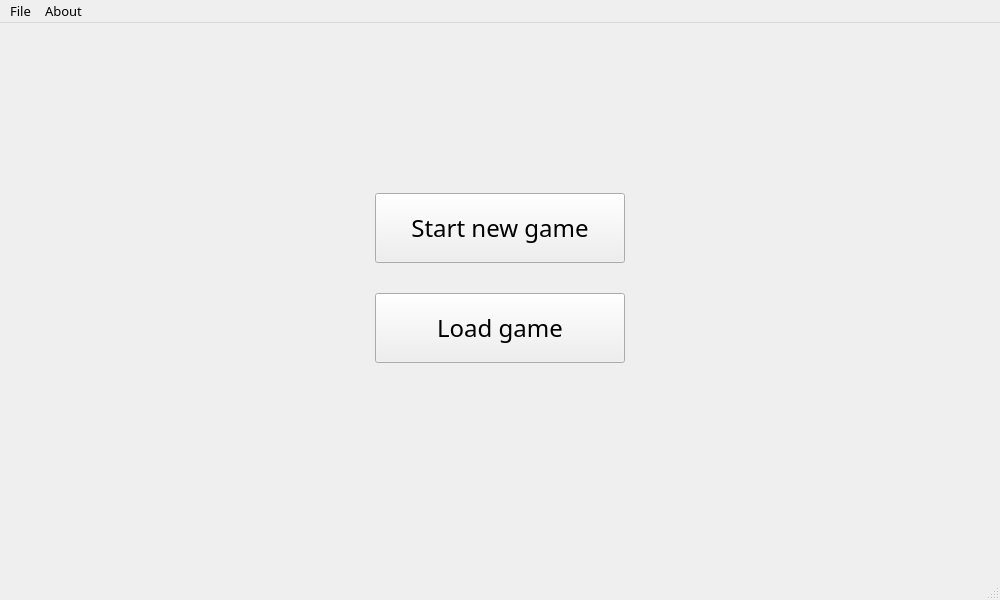
Above: src/forms/mainwindow.ui from Gregoire-perso/skychecs before the change. Below: the same form after it.
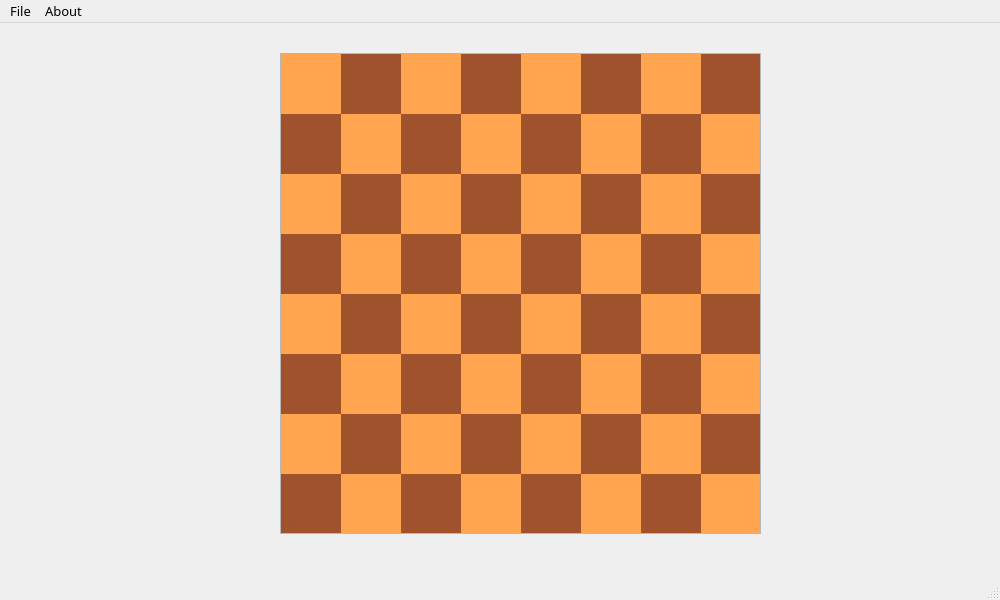
That is the form after the change. Icons and pictures are not drawn.

```diff
--- a/src/forms/mainwindow.ui
+++ b/src/forms/mainwindow.ui
@@ -2288,6 +2288,911 @@
      <string>Load game</string>
     </property>
    </widget>
+   <widget class="QTableWidget" name="chessBoard">
+    <property name="geometry">
+     <rect>
+      <x>280</x>
+      <y>30</y>
+      <width>481</width>
+      <height>481</height>
+     </rect>
+    </property>
+    <property name="autoFillBackground">
+     <bool>false</bool>
+    </property>
+    <property name="verticalScrollBarPolicy">
+     <enum>Qt::ScrollBarAlwaysOff</enum>
+    </property>
+    <property name="horizontalScrollBarPolicy">
+     <enum>Qt::ScrollBarAlwaysOff</enum>
+    </property>
+    <property name="sizeAdjustPolicy">
+     <enum>QAbstractScrollArea::AdjustToContents</enum>
+    </property>
+    <property name="autoScroll">
+     <bool>true</bool>
+    </property>
+    <property name="autoScrollMargin">
+     <number>50</number>
+    </property>
+    <property name="editTriggers">
+     <set>QAbstractItemView::AnyKeyPressed|QAbstractItemView::DoubleClicked|QAbstractItemView::EditKeyPressed</set>
+    </property>
+    <property name="tabKeyNavigation">
+     <bool>true</bool>
+    </property>
+    <property name="showDropIndicator" stdset="0">
+     <bool>true</bool>
+    </property>
+    <property name="dragEnabled">
+     <bool>false</bool>
+    </property>
+    <property name="dragDropOverwriteMode">
+     <bool>true</bool>
+    </property>
+    <property name="alternatingRowColors">
+     <bool>false</bool>
+    </property>
+    <property name="selectionMode">
+     <enum>QAbstractItemView::ContiguousSelection</enum>
+    </property>
+    <property name="textElideMode">
+     <enum>Qt::ElideNone</enum>
+    </property>
+    <property name="verticalScrollMode">
+     <enum>QAbstractItemView::ScrollPerItem</enum>
+    </property>
+    <property name="horizontalScrollMode">
+     <enum>QAbstractItemView::ScrollPerItem</enum>
+    </property>
+    <property name="showGrid">
+     <bool>false</bool>
+    </property>
+    <property name="wordWrap">
+     <bool>true</bool>
+    </property>
+    <property name="cornerButtonEnabled">
+     <bool>true</bool>
+    </property>
+    <property name="rowCount">
+     <number>8</number>
+    </property>
+    <property name="columnCount">
+     <number>8</number>
+    </property>
+    <attribute name="horizontalHeaderVisible">
+     <bool>false</bool>
+    </attribute>
+    <attribute name="horizontalHeaderCascadingSectionResizes">
+     <bool>false</bool>
+    </attribute>
+    <attribute name="horizontalHeaderMinimumSectionSize">
+     <number>50</number>
+    </attribute>
+    <attribute name="horizontalHeaderDefaultSectionSize">
+     <number>60</number>
+    </attribute>
+    <attribute name="horizontalHeaderHighlightSections">
+     <bool>false</bool>
+    </attribute>
+    <attribute name="horizontalHeaderShowSortIndicator" stdset="0">
+     <bool>false</bool>
+    </attribute>
+    <attribute name="horizontalHeaderStretchLastSection">
+     <bool>false</bool>
+    </attribute>
+    <attribute name="verticalHeaderVisible">
+     <bool>false</bool>
+    </attribute>
+    <attribute name="verticalHeaderMinimumSectionSize">
+     <number>50</number>
+    </attribute>
+    <attribute name="verticalHeaderDefaultSectionSize">
+     <number>60</number>
+    </attribute>
+    <attribute name="verticalHeaderShowSortIndicator" stdset="0">
+     <bool>false</bool>
+    </attribute>
+    <attribute name="verticalHeaderStretchLastSection">
+     <bool>false</bool>
+    </attribute>
+    <row>
+     <property name="text">
+      <string>1</string>
+     </property>
+    </row>
+    <row>
+     <property name="text">
+      <string>2</string>
+     </property>
+    </row>
+    <row>
+     <property name="text">
+      <string>3</string>
+     </property>
+    </row>
+    <row>
+     <property name="text">
+      <string>4</string>
+     </property>
+    </row>
+    <row>
+     <property name="text">
+      <string>5</string>
+     </property>
+    </row>
+    <row>
+     <property name="text">
+      <string>6</string>
+     </property>
+    </row>
+    <row>
+     <property name="text">
+      <string>7</string>
+     </property>
+    </row>
+    <row>
+     <property name="text">
+      <string>8</string>
+     </property>
+    </row>
+    <column>
+     <property name="text">
+      <string>A</string>
+     </property>
+    </column>
+    <column>
+     <property name="text">
+      <string>B</string>
+     </property>
+    </column>
+    <column>
+     <property name="text">
+      <string>C</string>
+     </property>
+    </column>
+    <column>
+     <property name="text">
+      <string>D</string>
+     </property>
+    </column>
+    <column>
+     <property name="text">
+      <string>E</string>
+     </property>
+    </column>
+    <column>
+     <property name="text">
+      <string>F</string>
+     </property>
+    </column>
+    <column>
+     <property name="text">
+      <string>G</string>
+     </property>
+    </column>
+    <column>
+     <property name="text">
+      <string>H</string>
+     </property>
+    </column>
+    <item row="0" column="0">
+     <property name="text">
+      <string notr="true"/>
+     </property>
+     <property name="background">
+      <brush brushstyle="SolidPattern">
+       <color alpha="255">
+        <red>255</red>
+        <green>165</green>
+        <blue>79</blue>
+       </color>
+      </brush>
+     </property>
+    </item>
+    <item row="0" column="1">
+     <property name="background">
+      <brush brushstyle="SolidPattern">
+       <color alpha="255">
+        <red>160</red>
+        <green>82</green>
+        <blue>45</blue>
+       </color>
+      </brush>
+     </property>
+    </item>
+    <item row="0" column="2">
+     <property name="text">
+      <string notr="true"/>
+     </property>
+     <property name="background">
+      <brush brushstyle="SolidPattern">
+       <color alpha="255">
+        <red>255</red>
+        <green>165</green>
+        <blue>79</blue>
+       </color>
+      </brush>
+     </property>
+    </item>
+    <item row="0" column="3">
+     <property name="background">
+      <brush brushstyle="SolidPattern">
+       <color alpha="255">
+        <red>160</red>
+        <green>82</green>
+        <blue>45</blue>
+       </color>
+      </brush>
+     </property>
+    </item>
+    <item row="0" column="4">
+     <property name="text">
+      <string notr="true"/>
+     </property>
+     <property name="background">
+      <brush brushstyle="SolidPattern">
+       <color alpha="255">
+        <red>255</red>
+        <green>165</green>
+        <blue>79</blue>
+       </color>
+      </brush>
+     </property>
+    </item>
+    <item row="0" column="5">
+     <property name="background">
+      <brush brushstyle="SolidPattern">
+       <color alpha="255">
+        <red>160</red>
+        <green>82</green>
+        <blue>45</blue>
+       </color>
+      </brush>
+     </property>
+    </item>
+    <item row="0" column="6">
+     <property name="text">
+      <string notr="true"/>
+     </property>
+     <property name="background">
+      <brush brushstyle="SolidPattern">
+       <color alpha="255">
+        <red>255</red>
+        <green>165</green>
+        <blue>79</blue>
+       </color>
+      </brush>
+     </property>
+    </item>
+    <item row="0" column="7">
+     <property name="background">
+      <brush brushstyle="SolidPattern">
+       <color alpha="255">
+        <red>160</red>
+        <green>82</green>
+        <blue>45</blue>
+       </color>
+      </brush>
+     </property>
+    </item>
+    <item row="1" column="0">
+     <property name="background">
+      <brush brushstyle="SolidPattern">
+       <color alpha="255">
+        <red>160</red>
+        <green>82</green>
+        <blue>45</blue>
+       </color>
+      </brush>
+     </property>
+    </item>
+    <item row="1" column="1">
+     <property name="background">
+      <brush brushstyle="SolidPattern">
+       <color alpha="255">
+        <red>255</red>
+        <green>165</green>
+        <blue>79</blue>
+       </color>
+      </brush>
+     </property>
+    </item>
+    <item row="1" column="2">
+     <property name="background">
+      <brush brushstyle="SolidPattern">
+       <color alpha="255">
+        <red>160</red>
+        <green>82</green>
+        <blue>45</blue>
+       </color>
+      </brush>
+     </property>
+    </item>
+    <item row="1" column="3">
+     <property name="background">
+      <brush brushstyle="SolidPattern">
+       <color alpha="255">
+        <red>255</red>
+        <green>165</green>
+        <blue>79</blue>
+       </color>
+      </brush>
+     </property>
+    </item>
+    <item row="1" column="4">
+     <property name="background">
+      <brush brushstyle="SolidPattern">
+       <color alpha="255">
+        <red>160</red>
+        <green>82</green>
+        <blue>45</blue>
+       </color>
+      </brush>
+     </property>
+    </item>
+    <item row="1" column="5">
+     <property name="background">
+      <brush brushstyle="SolidPattern">
+       <color alpha="255">
+        <red>255</red>
+        <green>165</green>
+        <blue>79</blue>
+       </color>
+      </brush>
+     </property>
+    </item>
+    <item row="1" column="6">
+     <property name="background">
+      <brush brushstyle="SolidPattern">
+       <color alpha="255">
+        <red>160</red>
+        <green>82</green>
+        <blue>45</blue>
+       </color>
+      </brush>
+     </property>
+    </item>
+    <item row="1" column="7">
+     <property name="background">
+      <brush brushstyle="SolidPattern">
+       <color alpha="255">
+        <red>255</red>
+        <green>165</green>
+        <blue>79</blue>
+       </color>
+      </brush>
+     </property>
+    </item>
+    <item row="2" column="0">
+     <property name="background">
+      <brush brushstyle="SolidPattern">
+       <color alpha="255">
+        <red>255</red>
+        <green>165</green>
+        <blue>79</blue>
+       </color>
+      </brush>
+     </property>
+    </item>
+    <item row="2" column="1">
+     <property name="background">
+      <brush brushstyle="SolidPattern">
+       <color alpha="255">
+        <red>160</red>
+        <green>82</green>
+        <blue>45</blue>
+       </color>
+      </brush>
+     </property>
+    </item>
+    <item row="2" column="2">
+     <property name="background">
+      <brush brushstyle="SolidPattern">
+       <color alpha="255">
+        <red>255</red>
+        <green>165</green>
+        <blue>79</blue>
+       </color>
+      </brush>
+     </property>
+    </item>
+    <item row="2" column="3">
+     <property name="background">
+      <brush brushstyle="SolidPattern">
+       <color alpha="255">
+        <red>160</red>
+        <green>82</green>
+        <blue>45</blue>
+       </color>
+      </brush>
+     </property>
+    </item>
+    <item row="2" column="4">
+     <property name="background">
+      <brush brushstyle="SolidPattern">
+       <color alpha="255">
+        <red>255</red>
+        <green>165</green>
+        <blue>79</blue>
+       </color>
+      </brush>
+     </property>
+    </item>
+    <item row="2" column="5">
+     <property name="background">
+      <brush brushstyle="SolidPattern">
+       <color alpha="255">
+        <red>160</red>
+        <green>82</green>
+        <blue>45</blue>
+       </color>
+      </brush>
+     </property>
+    </item>
+    <item row="2" column="6">
+     <property name="background">
+      <brush brushstyle="SolidPattern">
+       <color alpha="255">
+        <red>255</red>
+        <green>165</green>
+        <blue>79</blue>
+       </color>
+      </brush>
+     </property>
+    </item>
+    <item row="2" column="7">
+     <property name="background">
+      <brush brushstyle="SolidPattern">
+       <color alpha="255">
+        <red>160</red>
+        <green>82</green>
+        <blue>45</blue>
+       </color>
+      </brush>
+     </property>
+    </item>
+    <item row="3" column="0">
+     <property name="background">
+      <brush brushstyle="SolidPattern">
+       <color alpha="255">
+        <red>160</red>
+        <green>82</green>
+        <blue>45</blue>
+       </color>
+      </brush>
+     </property>
+    </item>
+    <item row="3" column="1">
+     <property name="background">
+      <brush brushstyle="SolidPattern">
+       <color alpha="255">
+        <red>255</red>
+        <green>165</green>
+        <blue>79</blue>
+       </color>
+      </brush>
+     </property>
+    </item>
+    <item row="3" column="2">
+     <property name="background">
+      <brush brushstyle="SolidPattern">
+       <color alpha="255">
+        <red>160</red>
+        <green>82</green>
+        <blue>45</blue>
+       </color>
+      </brush>
+     </property>
+    </item>
+    <item row="3" column="3">
+     <property name="background">
+      <brush brushstyle="SolidPattern">
+       <color alpha="255">
+        <red>255</red>
+        <green>165</green>
+        <blue>79</blue>
+       </color>
+      </brush>
+     </property>
+    </item>
+    <item row="3" column="4">
+     <property name="background">
+      <brush brushstyle="SolidPattern">
+       <color alpha="255">
+        <red>160</red>
+        <green>82</green>
+        <blue>45</blue>
+       </color>
+      </brush>
+     </property>
+    </item>
+    <item row="3" column="5">
+     <property name="background">
+      <brush brushstyle="SolidPattern">
+       <color alpha="255">
+        <red>255</red>
+        <green>165</green>
+        <blue>79</blue>
+       </color>
+      </brush>
+     </property>
+    </item>
+    <item row="3" column="6">
+     <property name="background">
+      <brush brushstyle="SolidPattern">
+       <color alpha="255">
+        <red>160</red>
+        <green>82</green>
+        <blue>45</blue>
+       </color>
+      </brush>
+     </property>
+    </item>
+    <item row="3" column="7">
+     <property name="background">
+      <brush brushstyle="SolidPattern">
+       <color alpha="255">
+        <red>255</red>
+        <green>165</green>
+        <blue>79</blue>
+       </color>
+      </brush>
+     </property>
+    </item>
+    <item row="4" column="0">
+     <property name="background">
+      <brush brushstyle="SolidPattern">
+       <color alpha="255">
+        <red>255</red>
+        <green>165</green>
+        <blue>79</blue>
+       </color>
+      </brush>
+     </property>
+    </item>
+    <item row="4" column="1">
+     <property name="background">
+      <brush brushstyle="SolidPattern">
+       <color alpha="255">
+        <red>160</red>
+        <green>82</green>
+        <blue>45</blue>
+       </color>
+      </brush>
+     </property>
+    </item>
+    <item row="4" column="2">
+     <property name="background">
+      <brush brushstyle="SolidPattern">
+       <color alpha="255">
+        <red>255</red>
+        <green>165</green>
+        <blue>79</blue>
+       </color>
+      </brush>
+     </property>
+    </item>
+    <item row="4" column="3">
+     <property name="background">
+      <brush brushstyle="SolidPattern">
+       <color alpha="255">
+        <red>160</red>
+        <green>82</green>
+        <blue>45</blue>
+       </color>
+      </brush>
+     </property>
+    </item>
+    <item row="4" column="4">
+     <property name="background">
+      <brush brushstyle="SolidPattern">
+       <color alpha="255">
+        <red>255</red>
+        <green>165</green>
+        <blue>79</blue>
+       </color>
+      </brush>
+     </property>
+    </item>
+    <item row="4" column="5">
+     <property name="background">
+      <brush brushstyle="SolidPattern">
+       <color alpha="255">
+        <red>160</red>
+        <green>82</green>
+        <blue>45</blue>
+       </color>
+      </brush>
+     </property>
+    </item>
+    <item row="4" column="6">
+     <property name="background">
+      <brush brushstyle="SolidPattern">
+       <color alpha="255">
+        <red>255</red>
+        <green>165</green>
+        <blue>79</blue>
+       </color>
+      </brush>
+     </property>
+    </item>
+    <item row="4" column="7">
+     <property name="background">
+      <brush brushstyle="SolidPattern">
+       <color alpha="255">
+        <red>160</red>
+        <green>82</green>
+        <blue>45</blue>
+       </color>
+      </brush>
+     </property>
+    </item>
+    <item row="5" column="0">
+     <property name="background">
+      <brush brushstyle="SolidPattern">
+       <color alpha="255">
+        <red>160</red>
+        <green>82</green>
+        <blue>45</blue>
+       </color>
+      </brush>
+     </property>
+    </item>
+    <item row="5" column="1">
+     <property name="background">
+      <brush brushstyle="SolidPattern">
+       <color alpha="255">
+        <red>255</red>
+        <green>165</green>
+        <blue>79</blue>
+       </color>
+      </brush>
+     </property>
+    </item>
+    <item row="5" column="2">
+     <property name="background">
+      <brush brushstyle="SolidPattern">
+       <color alpha="255">
+        <red>160</red>
+        <green>82</green>
+        <blue>45</blue>
+       </color>
+      </brush>
+     </property>
+    </item>
+    <item row="5" column="3">
+     <property name="background">
+      <brush brushstyle="SolidPattern">
+       <color alpha="255">
+        <red>255</red>
+        <green>165</green>
+        <blue>79</blue>
+       </color>
+      </brush>
+     </property>
+    </item>
+    <item row="5" column="4">
+     <property name="background">
+      <brush brushstyle="SolidPattern">
+       <color alpha="255">
+        <red>160</red>
+        <green>82</green>
+        <blue>45</blue>
+       </color>
+      </brush>
+     </property>
+    </item>
+    <item row="5" column="5">
+     <property name="background">
+      <brush brushstyle="SolidPattern">
+       <color alpha="255">
+        <red>255</red>
+        <green>165</green>
+        <blue>79</blue>
+       </color>
+      </brush>
+     </property>
+    </item>
+    <item row="5" column="6">
+     <property name="background">
+      <brush brushstyle="SolidPattern">
+       <color alpha="255">
+        <red>160</red>
+        <green>82</green>
+        <blue>45</blue>
+       </color>
+      </brush>
+     </property>
+    </item>
+    <item row="5" column="7">
+     <property name="background">
+      <brush brushstyle="SolidPattern">
+       <color alpha="255">
+        <red>255</red>
+        <green>165</green>
+        <blue>79</blue>
+       </color>
+      </brush>
+     </property>
+    </item>
+    <item row="6" column="0">
+     <property name="background">
+      <brush brushstyle="SolidPattern">
+       <color alpha="255">
+        <red>255</red>
+        <green>165</green>
+        <blue>79</blue>
+       </color>
+      </brush>
+     </property>
+    </item>
+    <item row="6" column="1">
+     <property name="background">
+      <brush brushstyle="SolidPattern">
+       <color alpha="255">
+        <red>160</red>
+        <green>82</green>
+        <blue>45</blue>
+       </color>
+      </brush>
+     </property>
+    </item>
+    <item row="6" column="2">
+     <property name="background">
+      <brush brushstyle="SolidPattern">
+       <color alpha="255">
+        <red>255</red>
+        <green>165</green>
+        <blue>79</blue>
+       </color>
+      </brush>
+     </property>
+    </item>
+    <item row="6" column="3">
+     <property name="background">
+      <brush brushstyle="SolidPattern">
+       <color alpha="255">
+        <red>160</red>
+        <green>82</green>
+        <blue>45</blue>
+       </color>
+      </brush>
+     </property>
+    </item>
+    <item row="6" column="4">
+     <property name="background">
+      <brush brushstyle="SolidPattern">
+       <color alpha="255">
+        <red>255</red>
+        <green>165</green>
+        <blue>79</blue>
+       </color>
+      </brush>
+     </property>
+    </item>
+    <item row="6" column="5">
+     <property name="background">
+      <brush brushstyle="SolidPattern">
+       <color alpha="255">
+        <red>160</red>
+        <green>82</green>
+        <blue>45</blue>
+       </color>
+      </brush>
+     </property>
+    </item>
+    <item row="6" column="6">
+     <property name="background">
+      <brush brushstyle="SolidPattern">
+       <color alpha="255">
+        <red>255</red>
+        <green>165</green>
+        <blue>79</blue>
+       </color>
+      </brush>
+     </property>
+    </item>
+    <item row="6" column="7">
+     <property name="background">
+      <brush brushstyle="SolidPattern">
+       <color alpha="255">
+        <red>160</red>
+        <green>82</green>
+        <blue>45</blue>
+       </color>
+      </brush>
+     </property>
+    </item>
+    <item row="7" column="0">
+     <property name="background">
+      <brush brushstyle="SolidPattern">
+       <color alpha="255">
+        <red>160</red>
+        <green>82</green>
+        <blue>45</blue>
+       </color>
+      </brush>
+     </property>
+    </item>
+    <item row="7" column="1">
+     <property name="background">
+      <brush brushstyle="SolidPattern">
+       <color alpha="255">
+        <red>255</red>
+        <green>165</green>
+        <blue>79</blue>
+       </color>
+      </brush>
+     </property>
+    </item>
+    <item row="7" column="2">
+     <property name="background">
+      <brush brushstyle="SolidPattern">
+       <color alpha="255">
+        <red>160</red>
+        <green>82</green>
+        <blue>45</blue>
+       </color>
+      </brush>
+     </property>
+    </item>
+    <item row="7" column="3">
+     <property name="background">
+      <brush brushstyle="SolidPattern">
+       <color alpha="255">
+        <red>255</red>
+        <green>165</green>
+        <blue>79</blue>
+       </color>
+      </brush>
+     </property>
+    </item>
+    <item row="7" column="4">
+     <property name="background">
+      <brush brushstyle="SolidPattern">
+       <color alpha="255">
+        <red>160</red>
+        <green>82</green>
+        <blue>45</blue>
+       </color>
+      </brush>
+     </property>
+    </item>
+    <item row="7" column="5">
+     <property name="background">
+      <brush brushstyle="SolidPattern">
+       <color alpha="255">
+        <red>255</red>
+        <green>165</green>
+        <blue>79</blue>
+       </color>
+      </brush>
+     </property>
+    </item>
+    <item row="7" column="6">
+     <property name="background">
+      <brush brushstyle="SolidPattern">
+       <color alpha="255">
+        <red>160</red>
+        <green>82</green>
+        <blue>45</blue>
+       </color>
+      </brush>
+     </property>
+    </item>
+    <item row="7" column="7">
+     <property name="background">
+      <brush brushstyle="SolidPattern">
+       <color alpha="255">
+        <red>255</red>
+        <green>165</green>
+        <blue>79</blue>
+       </color>
+      </brush>
+     </property>
+    </item>
+   </widget>
   </widget>
   <widget class="QMenuBar" name="menubar">
    <property name="geometry">
```
